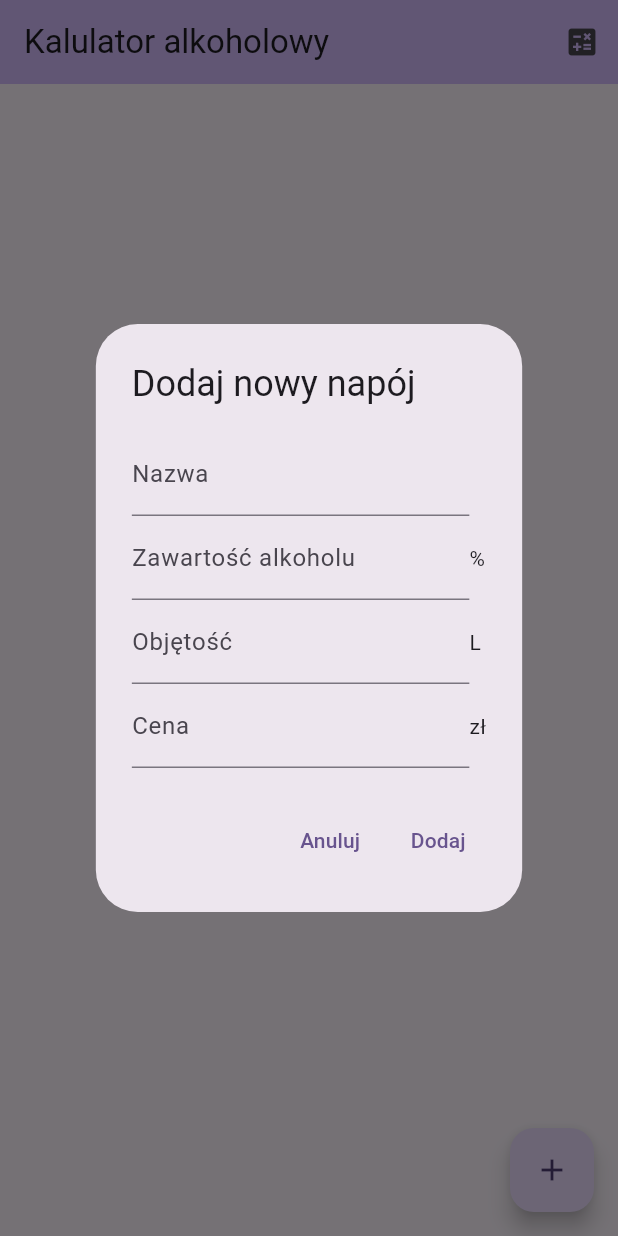
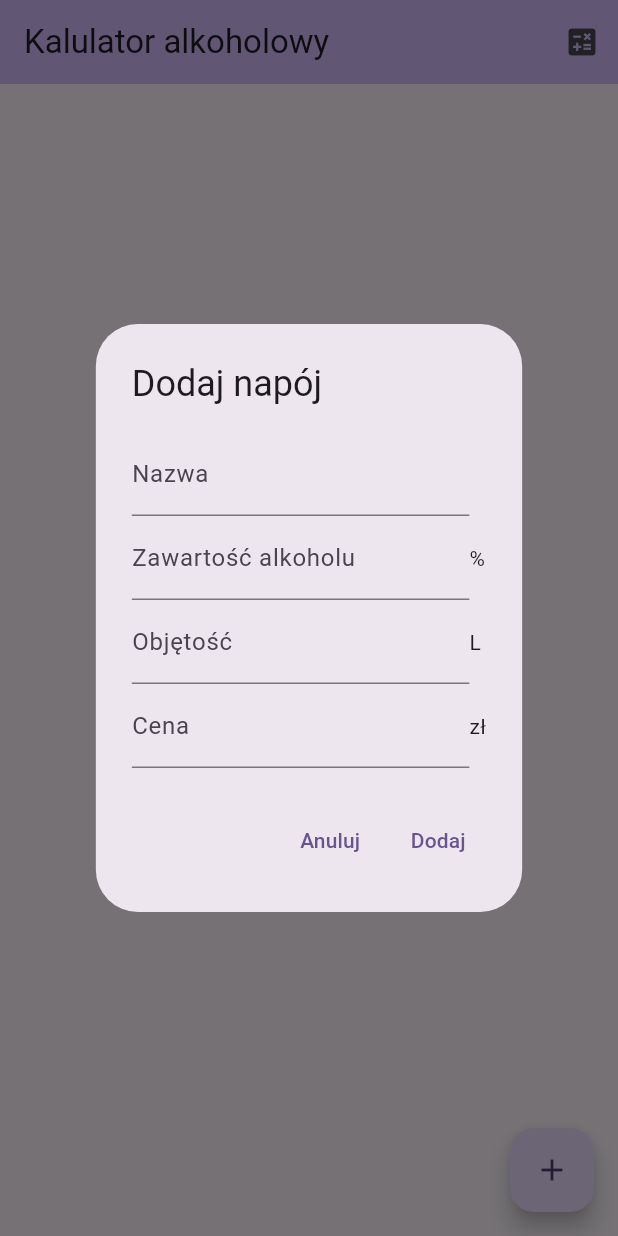
Before and after one commit to DrEverr/drink_calculator, a Flutter app: the screen it shows after launch, after a tap on the "add" icon, on a phone screen of 412 x 824 dp. Run offline on Flutter 3.47's test engine with Material 3 defaults, Android fonts, the phone set to English and light mode, and no system bars; our stand-ins replace bloc, equatable, flutter_bloc.

Commit message:
edycja napoju na liscie

```diff
--- a/lib/src/home_screen.dart
+++ b/lib/src/home_screen.dart
@@ -1,7 +1,7 @@
 import 'package:drink_calculator/src/bloc/drink_calculator_bloc.dart';
 import 'package:drink_calculator/src/model/drink.dart';
 import 'package:drink_calculator/src/widgets/drink_item.dart';
-import 'package:drink_calculator/src/widgets/new_drink.dart';
+import 'package:drink_calculator/src/widgets/drink_form.dart';
 import 'package:flutter/material.dart';
 import 'package:flutter_bloc/flutter_bloc.dart';
 
@@ -15,6 +15,24 @@ class HomePage extends StatefulWidget {
 }
 
 class _HomePageState extends State<HomePage> {
+  Widget addDrink(BuildContext context) {
+    return DrinkFormDialog(
+      'Dodaj napój',
+      'Dodaj',
+      (name, alcoholContent, volume, price) {
+        context.read<DrinkCalculatorBloc>().add(DrinkAdd(
+          drink: Drink(
+            id: DateTime.now().millisecondsSinceEpoch,
+            name: name,
+            alcoholContent: alcoholContent,
+            volume: volume,
+            price: price,
+          ),
+        ));
+      },
+    );
+  }
+
   @override
   Widget build(BuildContext context) {
     return Scaffold(
@@ -31,16 +49,18 @@ class _HomePageState extends State<HomePage> {
           ),
         ],
       ),
-      body: BlocBuilder<DrinkCalculatorBloc, DrinkCalculatorState>(
-        builder: (context, state) {
+      body: BlocConsumer<DrinkCalculatorBloc, DrinkCalculatorState>(
+        listener: (context, state) {
           if (state is DrinkFailure) {
-            return Center(
-              child: Text(
-                'Błąd: ${state.message}',
-                style: Theme.of(context).textTheme.headlineMedium,
+            ScaffoldMessenger.of(context).showSnackBar(
+              SnackBar(
+                content: Text(state.message),
+                backgroundColor: Theme.of(context).colorScheme.error,
               ),
             );
           }
+        },
+        builder: (context, state) {
           return ListView.builder(
             shrinkWrap: true,
             itemCount: state.drinks.length,
@@ -74,20 +94,7 @@ class _HomePageState extends State<HomePage> {
           showDialog(
             context: context,
             barrierDismissible: false,
-            builder: (context) {
-              return NewDrinkDialog(
-                (name, alcoholContent, volume, price) {
-                  context.read<DrinkCalculatorBloc>().add(DrinkAdd(
-                    drink: Drink(
-                      name: name,
-                      alcoholContent: alcoholContent,
-                      volume: volume,
-                      price: price,
-                    ),
-                  ));
-                },
-              );
-            },
+            builder: addDrink,
           );
         },
         tooltip: 'Dodaj napój',
--- a/lib/src/model/drink.dart
+++ b/lib/src/model/drink.dart
@@ -1,6 +1,7 @@
 import 'package:equatable/equatable.dart';
 
 class Drink implements Equatable {
+  final int id;
   final String name;
   final double alcoholContent;
   final double volume;
@@ -9,6 +10,7 @@ class Drink implements Equatable {
   final String priceUnit;
 
   Drink({
+    this.id = 0,
     required this.name,
     required this.alcoholContent,
     required this.volume,
@@ -28,6 +30,7 @@ class Drink implements Equatable {
     String? priceUnit,
   }) {
     return Drink(
+      id: id,
       name: name ?? this.name,
       alcoholContent: alcoholContent ?? this.alcoholContent,
       volume: volume ?? this.volume,
--- a/lib/src/widgets/new_drink.dart
+++ b/lib/src/widgets/drink_form.dart
@@ -1,16 +1,19 @@
+import 'package:drink_calculator/src/model/drink.dart';
 import 'package:flutter/material.dart';
-import 'package:flutter/widgets.dart';
 
-class NewDrinkDialog extends StatefulWidget {
+class DrinkFormDialog extends StatefulWidget {
+  final String title;
+  final String actionTitle;
   final Function addDrink;
+  final Drink? drink;
 
-  const NewDrinkDialog(this.addDrink, {super.key});
+  const DrinkFormDialog(this.title, this.actionTitle, this.addDrink, {this.drink, super.key});
 
   @override
-  NewDrinkDialogState createState() => NewDrinkDialogState();
+  DrinkFormDialogState createState() => DrinkFormDialogState();
 }
 
-class NewDrinkDialogState extends State<NewDrinkDialog> {
+class DrinkFormDialogState extends State<DrinkFormDialog> {
   final _nameController = TextEditingController();
   final _alcoholContentController = TextEditingController();
   final _volumeController = TextEditingController();
@@ -36,8 +39,14 @@ class NewDrinkDialogState extends State<NewDrinkDialog> {
 
   @override
   Widget build(BuildContext context) {
+    if (widget.drink != null) {
+      _nameController.text = widget.drink!.name;
+      _alcoholContentController.text = widget.drink!.alcoholContent.toString();
+      _volumeController.text = widget.drink!.volume.toString();
+      _priceController.text = widget.drink!.price.toString();
+    }
     return AlertDialog(
-      title: const Text('Dodaj nowy napój'),
+      title: Text(widget.title),
       content: SingleChildScrollView(
         child: ListBody(
           children: <Widget>[
@@ -108,7 +117,7 @@ class NewDrinkDialogState extends State<NewDrinkDialog> {
         ),
         TextButton(
           onPressed: _submitData,
-          child: const Text('Dodaj'),
+          child: Text(widget.actionTitle),
         ),
       ],
     );
```
Also changed, not shown: lib/src/bloc/drink_calculator_bloc.dart (+6 -2 lines), lib/src/widgets/drink_item.dart (+32 -4 lines).
